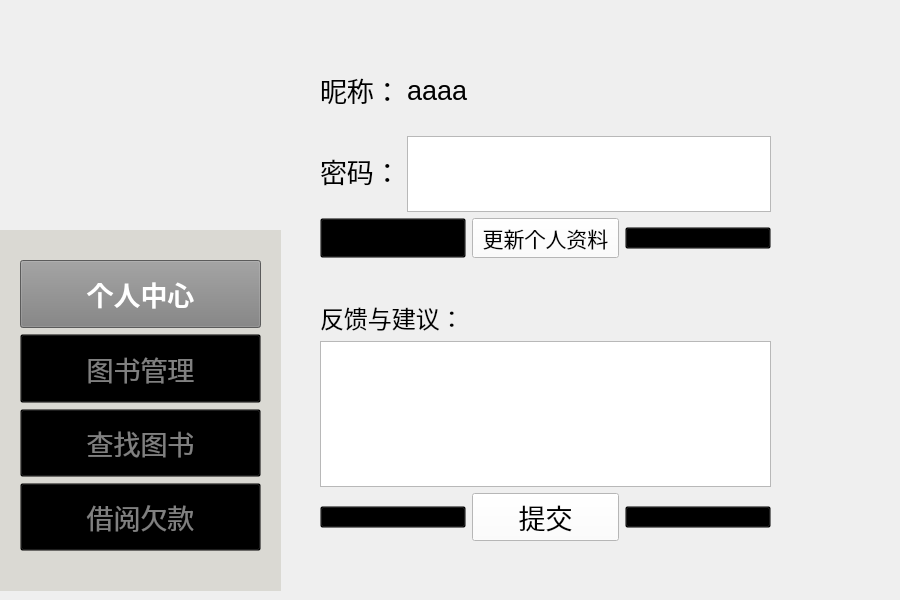
Qt form pages/reader/personal.ui (Andylih2005/summer-work) before a commit.
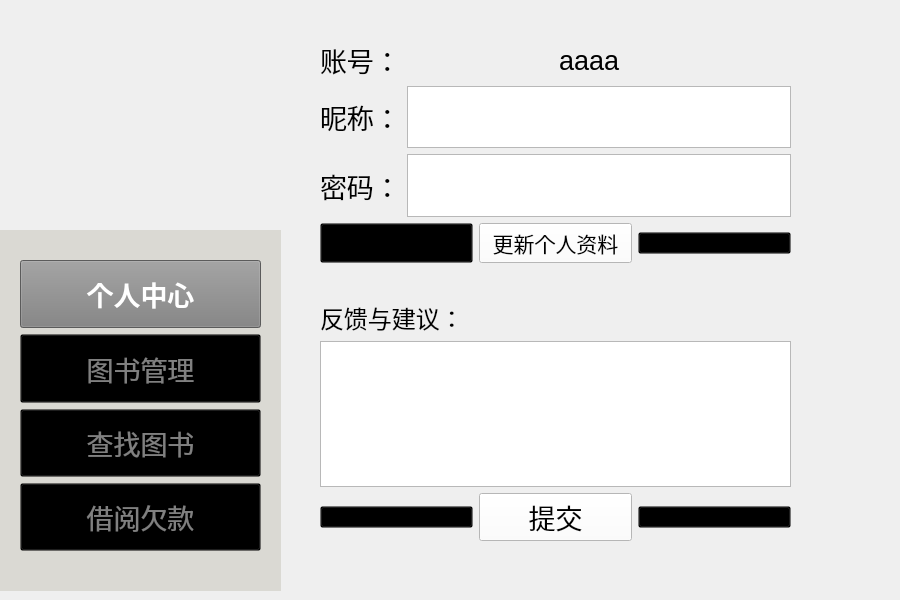
The same form after that commit. Icons and pictures are not drawn.

```diff
--- a/pages/reader/personal.ui
+++ b/pages/reader/personal.ui
@@ -409,16 +409,44 @@
    <property name="geometry">
     <rect>
      <x>320</x>
-     <y>70</y>
-     <width>451</width>
-     <height>188</height>
+     <y>40</y>
+     <width>471</width>
+     <height>223</height>
     </rect>
    </property>
    <layout class="QVBoxLayout" name="personal_2">
     <item>
-     <layout class="QFormLayout" name="formLayout_2">
-      <item row="0" column="0">
-       <widget class="QLabel" name="label">
+     <layout class="QHBoxLayout" name="horizontalLayout_5">
+      <item>
+       <widget class="QLabel" name="label_9">
+        <property name="font">
+         <font>
+          <pointsize>20</pointsize>
+         </font>
+        </property>
+        <property name="text">
+         <string>账号：</string>
+        </property>
+       </widget>
+      </item>
+      <item>
+       <widget class="QLabel" name="label_10">
+        <property name="font">
+         <font>
+          <pointsize>20</pointsize>
+         </font>
+        </property>
+        <property name="text">
+         <string>aaaa</string>
+        </property>
+       </widget>
+      </item>
+     </layout>
+    </item>
+    <item>
+     <layout class="QHBoxLayout" name="horizontalLayout">
+      <item>
+       <widget class="QLabel" name="label_6">
         <property name="font">
          <font>
           <pointsize>20</pointsize>
@@ -429,15 +457,22 @@
         </property>
        </widget>
       </item>
-      <item row="1" column="0">
-       <widget class="QLabel" name="None_5">
-        <property name="text">
-         <string/>
+      <item>
+       <widget class="QTextEdit" name="NickName_input">
+        <property name="enabled">
+         <bool>true</bool>
+        </property>
+        <property name="mouseTracking">
+         <bool>true</bool>
         </property>
        </widget>
       </item>
-      <item row="2" column="0">
-       <widget class="QLabel" name="label_2">
+     </layout>
+    </item>
+    <item>
+     <layout class="QHBoxLayout" name="horizontalLayout_6">
+      <item>
+       <widget class="QLabel" name="label_11">
         <property name="font">
          <font>
           <pointsize>20</pointsize>
@@ -448,21 +483,13 @@
         </property>
        </widget>
       </item>
-      <item row="0" column="1">
-       <widget class="QLabel" name="label_3">
-        <property name="font">
-         <font>
-          <pointsize>20</pointsize>
-         </font>
-        </property>
-        <property name="text">
-         <string>aaaa</string>
+      <item>
+       <widget class="QTextEdit" name="password_input">
+        <property name="enabled">
+         <bool>true</bool>
         </property>
        </widget>
       </item>
-      <item row="2" column="1">
-       <widget class="QTextEdit" name="password_input"/>
-      </item>
      </layout>
     </item>
     <item>
@@ -610,7 +637,7 @@
     <rect>
      <x>320</x>
      <y>300</y>
-     <width>451</width>
+     <width>471</width>
      <height>241</height>
     </rect>
    </property>
```
